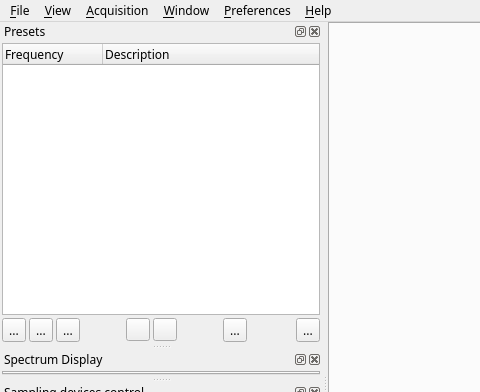
f4exb/sdrangel, file sdrbase/mainwindow.ui: the form before one commit; both pictures show x 0 to 480 and y 0 to 392 of the 1012 by 767 pixel window.
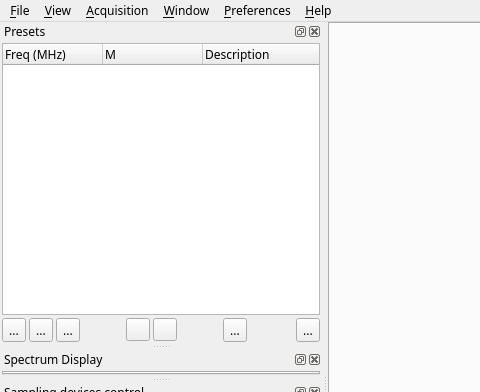
The form after the commit. Icons and pictures are not drawn.

Commit message: Tx ph.1: show preset mode (Rx or Tx) in the presets tree. Reformatted preset tree. SerializeDeserialize preset mode

```diff
--- a/sdrbase/mainwindow.ui
+++ b/sdrbase/mainwindow.ui
@@ -244,12 +244,29 @@
      </item>
      <item row="1" column="1" rowspan="4" colspan="12">
       <widget class="QTreeWidget" name="presetTree">
+       <property name="indentation">
+        <number>10</number>
+       </property>
        <property name="allColumnsShowFocus">
         <bool>true</bool>
        </property>
+       <attribute name="headerMinimumSectionSize">
+        <number>5</number>
+       </attribute>
        <column>
         <property name="text">
-         <string>Frequency</string>
+         <string>Freq (MHz)</string>
+        </property>
+        <property name="toolTip">
+         <string>Center frequency in MHz</string>
+        </property>
+       </column>
+       <column>
+        <property name="text">
+         <string>M</string>
+        </property>
+        <property name="toolTip">
+         <string>Mode: R: Rx or source, T: Tx or sink</string>
         </property>
        </column>
        <column>
```
The commit also changes 2 other files.
